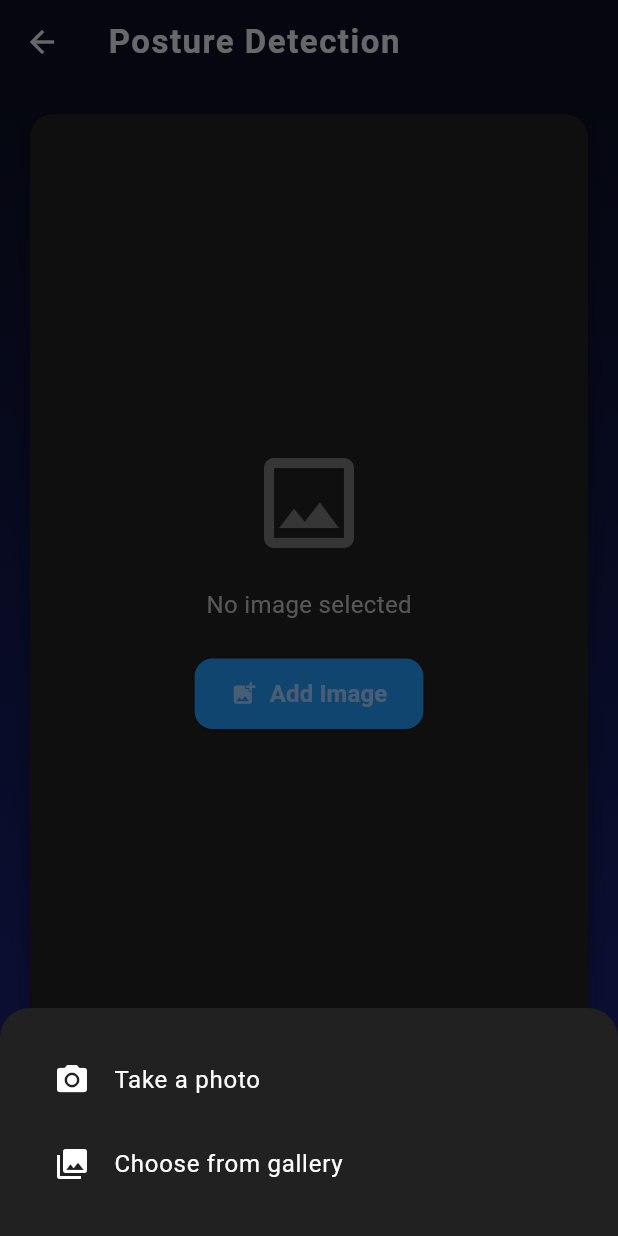
After one commit to ShantanuSawant45/SkillSync, a Flutter app: the Posturedetector screen opened directly, after a tap on "Add Image", on a phone screen of 412 x 824 dp. The commit adds this screen. Run offline on Flutter 3.47's test engine with Material 3 defaults, Android fonts, the phone set to English and light mode, and no system bars; our stand-ins replace file_picker, firebase_auth, firebase_core, flutter_tts, google_fonts, google_generative_ai and 4 more; accounts and stored records are empty.

Commit message:
updated posture analysis

```diff
--- /dev/null
+++ b/lib/Feature_pages/posture_detector.dart
@@ -0,0 +1,543 @@
+import 'dart:io';
+import 'package:flutter/material.dart';
+import 'package:image_picker/image_picker.dart';
+import 'package:http/http.dart' as http;
+import 'dart:convert';
+
+class Posturedetector extends StatefulWidget {
+  const Posturedetector({Key? key}) : super(key: key);
+
+  @override
+  State<Posturedetector> createState() => _PosturedetectorState();
+}
+
+class _PosturedetectorState extends State<Posturedetector> {
+  File? _image;
+  final ImagePicker _picker = ImagePicker();
+  bool _isLoading = false;
+  String _postureResult = '';
+  String _errorMessage = '';
+
+  // Store parsed response data
+  String _headPosition = '';
+  int _postureScore = 0;
+  String _shoulderAlignment = '';
+  int _timestamp = 0;
+
+  // Pick image from camera or gallery
+  Future<void> _pickImage(ImageSource source) async {
+    try {
+      final XFile? pickedFile = await _picker.pickImage(
+        source: source,
+        imageQuality: 80,
+      );
+
+      if (pickedFile != null) {
+        setState(() {
+          _image = File(pickedFile.path);
+          _postureResult = '';
+          _errorMessage = '';
+          // Reset analysis results
+          _headPosition = '';
+          _postureScore = 0;
+          _shoulderAlignment = '';
+          _timestamp = 0;
+        });
+      }
+    } catch (e) {
+      setState(() {
+        _errorMessage = 'Error picking image: $e';
+      });
+    }
+  }
+
+  // Upload image and detect posture
+  Future<void> _detectPosture() async {
+    if (_image == null) {
+      setState(() {
+        _errorMessage = 'Please select an image first';
+      });
+      return;
+    }
+
+    setState(() {
+      _isLoading = true;
+      _errorMessage = '';
+      _postureResult = '';
+    });
+
+    try {
+      // Create a multipart request
+      var request = http.MultipartRequest(
+        'POST',
+        Uri.parse('http://192.168.154.163:5000/analyze'),
+      );
+
+      // Add image file to request
+      request.files.add(await http.MultipartFile.fromPath(
+        'file',
+        _image!.path,
+      ));
+
+      // Add debugging
+      print('Sending image: ${_image!.path}');
+
+      // Optional: Add any required headers
+      request.headers.addAll({
+        'Accept': 'application/json',
+      });
+
+      // Send the request
+      var streamedResponse = await request.send();
+      var response = await http.Response.fromStream(streamedResponse);
+
+      print('Response status: ${response.statusCode}');
+      print('Response body: ${response.body}');
+
+      if (response.statusCode == 200) {
+        // Parse the response
+        final jsonResponse = jsonDecode(response.body);
+
+        // Parse the structured response
+        if (jsonResponse['status'] == 'success' &&
+            jsonResponse['data'] != null) {
+          final data = jsonResponse['data'];
+
+          setState(() {
+            _headPosition = data['head_position'] ?? 'Unknown';
+            _postureScore = data['posture_score'] ?? 0;
+            _shoulderAlignment = data['shoulder_alignment'] ?? 'Unknown';
+            _timestamp = data['timestamp'] ?? 0;
+            _postureResult =
+                'Analysis complete'; // Just a marker that we have results
+            _isLoading = false;
+          });
+        } else {
+          setState(() {
+            _errorMessage = 'Invalid response format: ${response.body}';
+            _isLoading = false;
+          });
+        }
+      } else {
+        setState(() {
+          _errorMessage =
+              'Server error ${response.statusCode}: ${response.body}';
+          _isLoading = false;
+        });
+      }
+    } catch (e) {
+      print('Exception during request: $e');
+      setState(() {
+        _isLoading = false;
+        _errorMessage = 'Error detecting posture: $e';
+      });
+    }
+  }
+
+  // Mock detection for testing when API is not available
+  Future<void> _mockDetectPosture() async {
+    if (_image == null) {
+      setState(() {
+        _errorMessage = 'Please select an image first';
+      });
+      return;
+    }
+
+    setState(() {
+      _isLoading = true;
+      _errorMessage = '';
+      _postureResult = '';
+    });
+
+    // Simulate network delay
+    await Future.delayed(const Duration(seconds: 2));
+
+    // Mock results - in a real app, this would come from the API
+    final List<String> possibleResults = [
+      'Good posture. Your alignment is excellent!',
+      'Slight forward head posture detected. Try to align your ears with your shoulders.',
+      'Slouching detected. Try to engage your core and straighten your back.',
+      'Rounded shoulders detected. Consider exercises to strengthen upper back muscles.',
+      'Anterior pelvic tilt detected. Focus on core and glute strengthening exercises.'
+    ];
+
+    // Randomly select a result for demo purposes
+    final result = possibleResults[
+        DateTime.now().millisecondsSinceEpoch % possibleResults.length];
+
+    setState(() {
+      _postureResult = result;
+      _isLoading = false;
+    });
+  }
+
+  @override
+  Widget build(BuildContext context) {
+    return Scaffold(
+      backgroundColor: const Color(0xFF0A0E21),
+      appBar: AppBar(
+        title: const Text(
+          'Posture Detection',
+          style: TextStyle(
+            fontWeight: FontWeight.bold,
+            letterSpacing: 1,
+          ),
+        ),
+        backgroundColor: Colors.transparent,
+        elevation: 0,
+      ),
+      body: Container(
+        decoration: BoxDecoration(
+          gradient: LinearGradient(
+            begin: Alignment.topCenter,
+            end: Alignment.bottomCenter,
+            colors: [
+              const Color(0xFF0A0E21),
+              Colors.indigo.shade900,
+            ],
+          ),
+        ),
+        child: Padding(
+          padding: const EdgeInsets.all(20.0),
+          child: Column(
+            crossAxisAlignment: CrossAxisAlignment.stretch,
+            children: [
+              // Image display area
+              Expanded(
+                child: Container(
+                  decoration: BoxDecoration(
+                    color: Colors.grey[900],
+                    borderRadius: BorderRadius.circular(16),
+                    boxShadow: [
+                      BoxShadow(
+                        color: Colors.black.withOpacity(0.3),
+                        blurRadius: 10,
+                        offset: const Offset(0, 5),
+                      ),
+                    ],
+                  ),
+                  child: _image == null
+                      ? Center(
+                          child: Column(
+                            mainAxisAlignment: MainAxisAlignment.center,
+                            children: [
+                              Icon(
+                                Icons.image_outlined,
+                                size: 80,
+                                color: Colors.grey[600],
+                              ),
+                              const SizedBox(height: 16),
+                              Text(
+                                'No image selected',
+                                style: TextStyle(
+                                  color: Colors.grey[400],
+                                  fontSize: 16,
+                                ),
+                              ),
+                              const SizedBox(height: 24),
+                              ElevatedButton.icon(
+                                onPressed: () {
+                                  showModalBottomSheet(
+                                    context: context,
+                                    backgroundColor: Colors.grey[900],
+                                    shape: const RoundedRectangleBorder(
+                                      borderRadius: BorderRadius.vertical(
+                                        top: Radius.circular(20),
+                                      ),
+                                    ),
+                                    builder: (context) => Padding(
+                                      padding: const EdgeInsets.all(20.0),
+                                      child: Column(
+                                        mainAxisSize: MainAxisSize.min,
+                                        children: [
+                                          ListTile(
+                                            leading: const Icon(
+                                              Icons.camera_alt,
+                                              color: Colors.white,
+                                            ),
+                                            title: const Text(
+                                              'Take a photo',
+                                              style: TextStyle(
+                                                color: Colors.white,
+                                              ),
+                                            ),
+                                            onTap: () {
+                                              Navigator.pop(context);
+                                              _pickImage(ImageSource.camera);
+                                            },
+                                          ),
+                                          ListTile(
+                                            leading: const Icon(
+                                              Icons.photo_library,
+                                              color: Colors.white,
+                                            ),
+                                            title: const Text(
+                                              'Choose from gallery',
+                                              style: TextStyle(
+                                                color: Colors.white,
+                                              ),
+                                            ),
+                                            onTap: () {
+                                              Navigator.pop(context);
+                                              _pickImage(ImageSource.gallery);
+                                            },
+                                          ),
+                                        ],
+                                      ),
+                                    ),
+                                  );
+                                },
+                                style: ElevatedButton.styleFrom(
+                                  backgroundColor: Colors.blue,
+                                  padding: const EdgeInsets.symmetric(
+                                    horizontal: 24,
+                                    vertical: 12,
+                                  ),
+                                  shape: RoundedRectangleBorder(
+                                    borderRadius: BorderRadius.circular(12),
+                                  ),
+                                ),
+                                icon: const Icon(Icons.add_photo_alternate),
+                                label: const Text(
+                                  'Add Image',
+                                  style: TextStyle(
+                                    fontSize: 16,
+                                    fontWeight: FontWeight.bold,
+                                  ),
+                                ),
+                              ),
+                            ],
+                          ),
+                        )
+                      : Stack(
+                          fit: StackFit.expand,
+                          children: [
+                            Image.file(
+                              _image!,
+                              fit: BoxFit.cover,
+                            ),
+                            Positioned(
+                              top: 10,
+                              right: 10,
+                              child: CircleAvatar(
+                                backgroundColor: Colors.black.withOpacity(0.5),
+                                child: IconButton(
+                                  icon: const Icon(
+                                    Icons.close,
+                                    color: Colors.white,
+                                  ),
+                                  onPressed: () {
+                                    setState(() {
+                                      _image = null;
+                                      _postureResult = '';
+                                      _errorMessage = '';
+                                      // Reset analysis results
+                                      _headPosition = '';
+                                      _postureScore = 0;
+                                      _shoulderAlignment = '';
+                                      _timestamp = 0;
+                                    });
+                                  },
+                                ),
+                              ),
+                            ),
+                          ],
+                        ),
+                ),
+              ),
+
+              // Error message
+              if (_errorMessage.isNotEmpty)
+                Padding(
+                  padding: const EdgeInsets.symmetric(vertical: 8.0),
+                  child: Container(
+                    padding: const EdgeInsets.all(10),
+                    decoration: BoxDecoration(
+                      color: Colors.red.withOpacity(0.1),
+                      borderRadius: BorderRadius.circular(8),
+                      border: Border.all(
+                        color: Colors.red.withOpacity(0.3),
+                      ),
+                    ),
+                    child: Text(
+                      _errorMessage,
+                      style: const TextStyle(
+                        color: Colors.red,
+                        fontSize: 14,
+                      ),
+                      textAlign: TextAlign.center,
+                    ),
+                  ),
+                ),
+
+              // Result display
+              if (_postureResult.isNotEmpty)
+                Padding(
+                  padding: const EdgeInsets.symmetric(vertical: 16.0),
+                  child: Container(
+                    padding: const EdgeInsets.all(16),
+                    decoration: BoxDecoration(
+                      color: Colors.green.withOpacity(0.1),
+                      borderRadius: BorderRadius.circular(12),
+                      border: Border.all(
+                        color: Colors.green.withOpacity(0.3),
+                      ),
+                    ),
+                    child: Column(
+                      crossAxisAlignment: CrossAxisAlignment.start,
+                      children: [
+                        const Row(
+                          children: [
+                            Icon(
+                              Icons.check_circle,
+                              color: Colors.green,
+                            ),
+                            SizedBox(width: 8),
+                            Text(
+                              'Posture Analysis',
+                              style: TextStyle(
+                                color: Colors.green,
+                                fontWeight: FontWeight.bold,
+                                fontSize: 16,
+                              ),
+                            ),
+                          ],
+                        ),
+                        const SizedBox(height: 16),
+                        Row(
+                          children: [
+                            const Icon(
+                              Icons.face,
+                              color: Colors.blue,
+                            ),
+                            const SizedBox(width: 8),
+                            Expanded(
+                              child: Text(
+                                'Head Position: $_headPosition',
+                                style: const TextStyle(
+                                  color: Colors.white,
+                                  fontSize: 16,
+                                ),
+                              ),
+                            ),
+                          ],
+                        ),
+                        const SizedBox(height: 12),
+                        Row(
+                          children: [
+                            const Icon(
+                              Icons.score,
+                              color: Colors.amber,
+                            ),
+                            const SizedBox(width: 8),
+                            Expanded(
+                              child: Column(
+                                crossAxisAlignment: CrossAxisAlignment.start,
+                                children: [
+                                  Text(
+                                    'Posture Score: $_postureScore/100',
+                                    style: const TextStyle(
+                                      color: Colors.white,
+                                      fontSize: 16,
+                                    ),
+                                  ),
+
+                                  const SizedBox(height: 8),
+                                  ClipRRect(
+                                    borderRadius: BorderRadius.circular(8),
+                                    child: LinearProgressIndicator(
+                                      value: _postureScore / 100,
+                                      minHeight: 8,
+                                      color: _getScoreColor(_postureScore),
+                                      backgroundColor: Colors.grey.shade800,
+                                    ),
+                                  ),
+                                ],
+                              ),
+                            ),
+                          ],
+                        ),
+                        const SizedBox(height: 12),
+                        Row(
+                          children: [
+                            const Icon(
+                              Icons.accessibility_new,
+                              color: Colors.purple,
+                            ),
+                            const SizedBox(width: 8),
+                            Expanded(
+                              child: Text(
+                                'Shoulder Alignment: $_shoulderAlignment',
+                                style: const TextStyle(
+                                  color: Colors.white,
+                                  fontSize: 16,
+                                ),
+                              ),
+                            ),
+                          ],
+                        ),
+                      ],
+                    ),
+                  ),
+                ),
+
+              // Detect button
+              Padding(
+                padding: const EdgeInsets.only(top: 16.0, bottom: 24.0),
+                child: ElevatedButton(
+                  onPressed: _isLoading || _image == null
+                      ? null
+                      : _detectPosture, // Use real API call instead of mock
+                  style: ElevatedButton.styleFrom(
+                    backgroundColor: Colors.blue,
+                    padding: const EdgeInsets.symmetric(vertical: 16),
+                    shape: RoundedRectangleBorder(
+                      borderRadius: BorderRadius.circular(12),
+                    ),
+                    disabledBackgroundColor: Colors.blue.withOpacity(0.3),
+                  ),
+                  child: _isLoading
+                      ? const Row(
+                          mainAxisAlignment: MainAxisAlignment.center,
+                          children: [
+                            SizedBox(
+                              width: 24,
+                              height: 24,
+                              child: CircularProgressIndicator(
+                                color: Colors.white,
+                                strokeWidth: 2,
+                              ),
+                            ),
+                            SizedBox(width: 16),
+                            Text(
+                              'Analyzing...',
+                              style: TextStyle(
+                                fontSize: 18,
+                                fontWeight: FontWeight.bold,
+                              ),
+                            ),
+                          ],
+                        )
+                      : const Text(
+                          'Detect Posture',
+                          style: TextStyle(
+                            fontSize: 18,
+                            fontWeight: FontWeight.bold,
+                          ),
+                        ),
+                ),
+              ),
+            ],
+          ),
+        ),
+      ),
+    );
+  }
+
+  Color _getScoreColor(int score) {
+    if (score >= 80) return Colors.green;
+    if (score >= 60) return Colors.amber;
+    if (score >= 40) return Colors.orange;
+    return Colors.red;
+  }
+}
--- a/pubspec.yaml
+++ b/pubspec.yaml
@@ -45,6 +45,7 @@ dependencies:
   speech_to_text: ^7.0.0
   google_generative_ai: ^0.2.0
   flutter_tts: ^4.2.2
+  image_picker: ^1.0.4
 
 dev_dependencies:
   flutter_test:
```
Also changed, not shown: lib/Feature_pages/summary_generator.dart (deleted, +0 -16 lines), lib/screens/home_screen.dart (+8 -8 lines), pubspec.lock, 5 other files.
